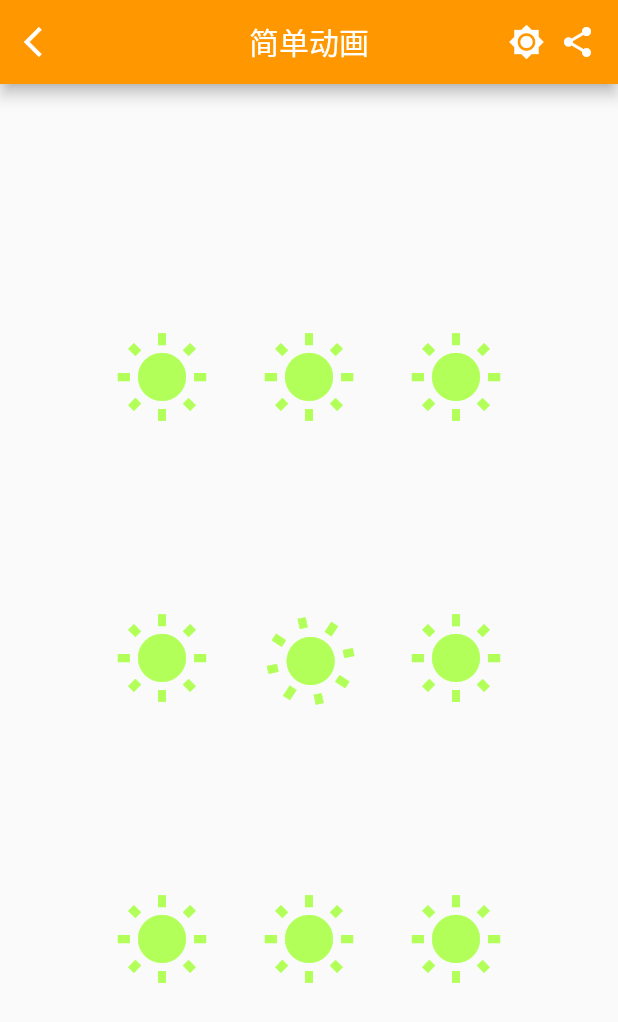
After one commit to HeroLBJ/Flutter_UP, a Flutter app: the Third005Page3 screen opened directly, on a phone screen of 412 x 824 dp. The commit adds this screen. Shown: the top 1022 px of the screen. Run offline on Flutter 3.47's test engine with Material 2 defaults, Android fonts, the phone set to English and light mode, and no system bars; our stand-ins replace after_layout, bot_toast, cached_network_image, sticky_headers.

Commit message:
008: 动画、主题

```diff
--- a/lib/main.dart
+++ b/lib/main.dart
@@ -1,5 +1,6 @@
 import 'package:bot_toast/bot_toast.dart';
 import 'package:flutter/material.dart';
+import 'package:flutter_up/tool/ColorTool.dart';
 import 'package:flutter_up/tool/provider/ProviderTool.dart';
 import 'package:flutter_up/tool/provider/ThemeProvider.dart';
 import 'package:flutter_up/tool/toast/ToastTool.dart';
@@ -16,6 +17,7 @@ void main() {
 class MyApp extends StatelessWidget {
   @override
   Widget build(BuildContext context) {
+    ColorTool.init(context);
     return MaterialApp(
       title: 'FLUTTER',
       debugShowCheckedModeBanner: false,
--- a/lib/tool/provider/ThemeProvider.dart
+++ b/lib/tool/provider/ThemeProvider.dart
@@ -24,6 +24,10 @@ class ThemeProvider extends ChangeNotifier {
     return _currentThemeData;
   }
 
+  ThemeType getThemeType() {
+    return _currentThemeType;
+  }
+
   _darkTheme() {
     return ThemeData(
         brightness: Brightness.dark,
--- /dev/null
+++ b/lib/ui/third/third005/third_005_page3.dart
@@ -0,0 +1,122 @@
+import 'package:flutter/material.dart';
+import 'package:flutter_up/tool/AppBarTool.dart';
+import 'package:flutter_up/tool/ColorTool.dart';
+
+/// 使用AnimationWidget优化
+class Third005Page3 extends StatefulWidget {
+  @override
+  _Third005Page3State createState() => _Third005Page3State();
+}
+
+/// 如果有多个AnimationController则需要使用TickerProviderStateMixin
+class _Third005Page3State extends State<Third005Page3>
+    with SingleTickerProviderStateMixin {
+  AnimationController _animationController;
+  Animation _animation;
+
+  @override
+  void initState() {
+    super.initState();
+    _animationController =
+        AnimationController(duration: Duration(seconds: 12), vsync: this);
+    CurvedAnimation curved =
+        CurvedAnimation(parent: _animationController, curve: Curves.bounceIn)
+          ..addStatusListener((status) {
+            if (status == AnimationStatus.dismissed) {
+              _animationController.forward(from: 0);
+            } else if (status == AnimationStatus.completed) {
+              _animationController.reverse();
+            }
+          });
+    _animation = Tween(begin: 0.0, end: 360.0).animate(curved);
+    _animationController.forward(from: 0);
+  }
+
+  @override
+  void dispose() {
+    _animationController.dispose();
+    super.dispose();
+  }
+
+  @override
+  Widget build(BuildContext context) {
+    return Scaffold(
+      appBar: AppBarTool.getAppBar(context, '简单动画'),
+      body: Center(
+        child: AnimatedBuilder(
+            animation: _animation,
+            child:
+                Icon(Icons.wb_sunny, color: ColorTool.randomColor(), size: 64),
+            builder: (context, child) => Center(
+                  child: Column(
+                    mainAxisAlignment: MainAxisAlignment.spaceEvenly,
+                    children: <Widget>[
+                      Row(
+                        mainAxisAlignment: MainAxisAlignment.spaceEvenly,
+                        children: <Widget>[
+                          _buildChildBottomRight(_animation.value,child),
+                          _buildChildBottom(_animation.value,child),
+                          _buildChildBottomLeft(_animation.value,child)
+                        ],
+                      ),
+                      Row(
+                        mainAxisAlignment: MainAxisAlignment.spaceEvenly,
+                        children: <Widget>[
+                          _buildChildRight(_animation.value,child),
+                          _buildChild(_animation.value),
+                          _buildChildLeft(_animation.value,child)
+                        ],
+                      ),
+                      Row(
+                        mainAxisAlignment: MainAxisAlignment.spaceEvenly,
+                        children: <Widget>[
+                          _buildChildTopRight(_animation.value,child),
+                          _buildChildTop(_animation.value, child),
+                          _buildChildTopLeft(_animation.value,child)
+                        ],
+                      )
+                    ],
+                  ),
+                )),
+      ),
+    );
+  }
+
+  Widget _buildChild(double value) {
+    return Transform.rotate(
+        angle: value,
+        child: Icon(Icons.wb_sunny, color: ColorTool.randomColor(), size: 64));
+  }
+
+  Widget _buildChildTopLeft(double value, Widget child) {
+    return Transform.translate(offset: Offset(-value, -value), child: child);
+  }
+
+  Widget _buildChildTopRight(double value, Widget child) {
+    return Transform.translate(offset: Offset(value, -value), child: child);
+  }
+
+  Widget _buildChildBottomLeft(double value, Widget child) {
+    return Transform.translate(offset: Offset(-value, value), child: child);
+  }
+
+  Widget _buildChildBottomRight(double value, Widget child) {
+    return Transform.translate(offset: Offset(value, value), child: child);
+  }
+
+  Widget _buildChildTop(double value, Widget child) {
+    return Transform.translate(offset: Offset(0, -value), child: child);
+  }
+
+  Widget _buildChildRight(double value, Widget child) {
+    return Transform.translate(offset: Offset(value, 0), child: child);
+  }
+
+  Widget _buildChildLeft(double value, Widget child) {
+    return Transform.translate(offset: Offset(-value, 0), child: child);
+  }
+
+  Widget _buildChildBottom(double value, Widget child) {
+    return Transform.translate(offset: Offset(0, value), child: child);
+  }
+}
--- a/lib/ui/third/third_main_page.dart
+++ b/lib/ui/third/third_main_page.dart
@@ -4,6 +4,10 @@ import 'package:flutter_up/ui/third/third001/third_001_page.dart';
 import 'package:flutter_up/ui/third/third002/third_002_page.dart';
 import 'package:flutter_up/ui/third/third003/third_003_page.dart';
 import 'package:flutter_up/ui/third/third004/third_004_page.dart';
+import 'package:flutter_up/ui/third/third005/third_005_page2.dart';
+import 'package:flutter_up/ui/third/third005/third_005_page3.dart';
+
+import 'third005/third_005_page.dart';
 
 class ThirdMainPage extends StatelessWidget {
   @override
@@ -35,6 +39,10 @@ class ThirdMainPage extends StatelessWidget {
             Navigator.push(context,
                 MaterialPageRoute(builder: (context) => Third004Page()));
           }),
+          contentChild('简单动画', () {
+            Navigator.push(context,
+                MaterialPageRoute(builder: (context) => Third005Page3()));
+          }),
         ],
       ),
     );
```
Also changed, not shown: lib/tool/ColorTool.dart (+26 -1 lines), lib/ui/first/first003/first_003_page.dart (+5 -3 lines), lib/ui/third/third005/third_005_page.dart (added, +44 -0 lines), lib/ui/third/third005/third_005_page2.dart (added, +54 -0 lines).
